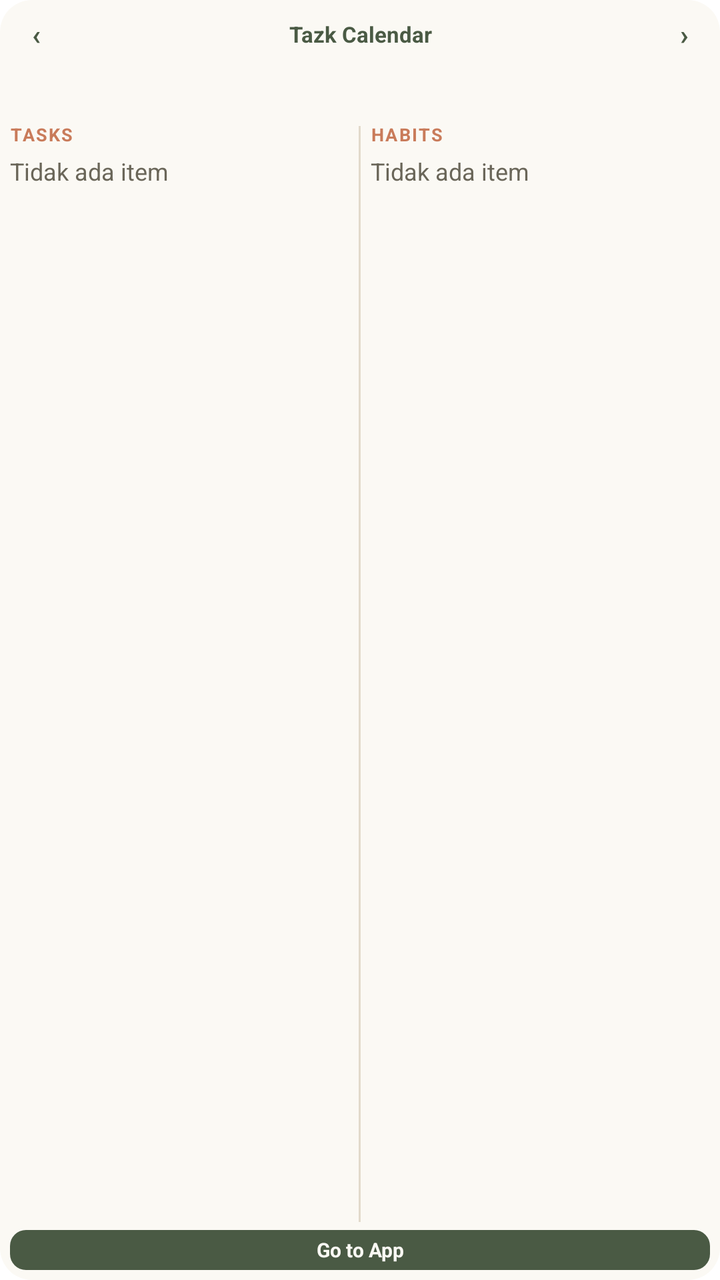
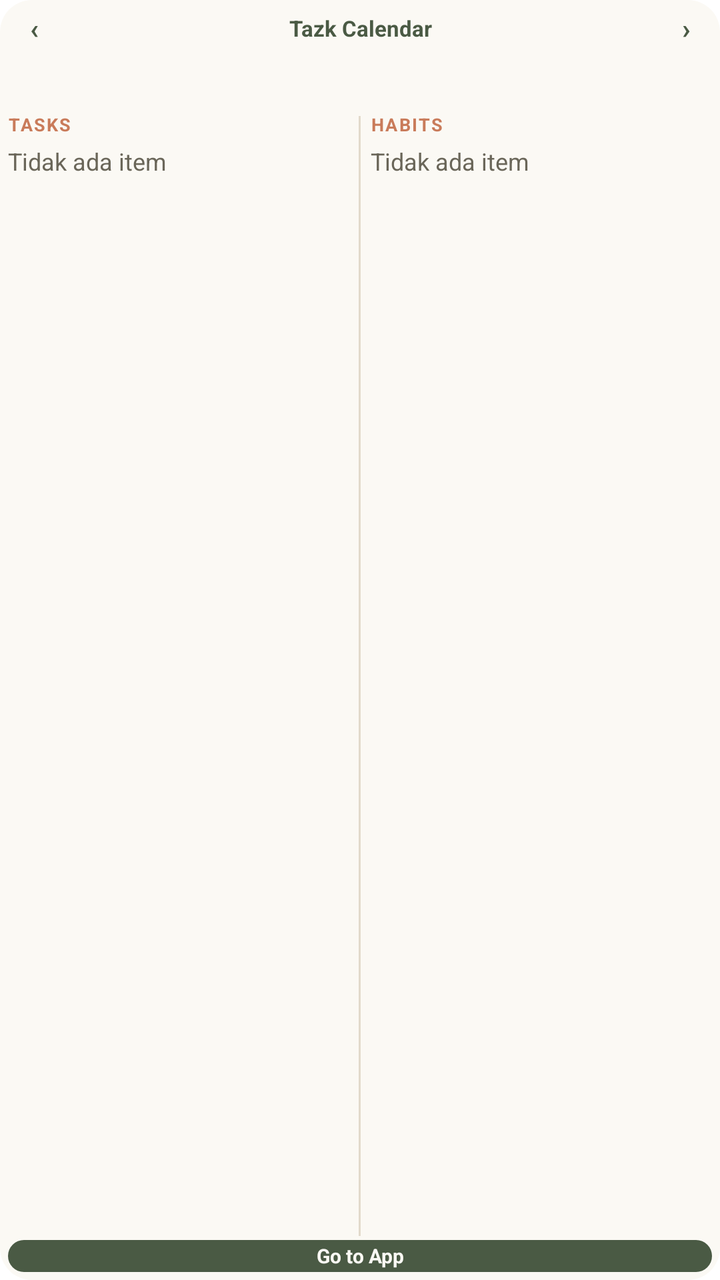

The first picture is an Android layout as it rendered before a commit; the second is the same layout after the commit. The layout source and the unified diff follow.
<!-- AndroidManifest.xml: fallback theme Theme.MaterialComponents.DayNight.NoActionBar -->
<!-- res/layout/widget_calendar_tasks_habits.xml -->
<?xml version="1.0" encoding="utf-8"?>
<LinearLayout xmlns:android="http://schemas.android.com/apk/res/android"
  android:id="@+id/calendar_widget_container"
  android:layout_width="match_parent"
  android:layout_height="match_parent"
  android:orientation="vertical"
  android:background="@drawable/widget_background"
  android:padding="5dp">

  <LinearLayout
    android:layout_width="match_parent"
    android:layout_height="24dp"
    android:orientation="horizontal"
    android:gravity="center_vertical">
    <TextView
      android:id="@+id/calendar_prev"
      android:layout_width="26dp"
      android:layout_height="20dp"
      android:gravity="center"
      android:text="&#8249;"
      android:textColor="@color/widget_primary"
      android:textSize="14sp"
      android:textStyle="bold" />
    <LinearLayout
      android:layout_width="0dp"
      android:layout_height="wrap_content"
      android:layout_weight="1"
      android:orientation="vertical">
      <TextView
        android:id="@+id/calendar_header"
        android:layout_width="match_parent"
        android:layout_height="wrap_content"
        android:gravity="center"
        android:maxLines="1"
        android:ellipsize="end"
        android:text="Tazk Calendar"
        android:textColor="@color/widget_primary"
        android:textSize="11sp"
        android:textStyle="bold" />
    </LinearLayout>
    <TextView
      android:id="@+id/calendar_next"
      android:layout_width="26dp"
      android:layout_height="20dp"
      android:gravity="center"
      android:text="&#8250;"
      android:textColor="@color/widget_primary"
      android:textSize="14sp"
      android:textStyle="bold" />
  </LinearLayout>

  <LinearLayout
    android:id="@+id/calendar_week_strip"
    android:layout_width="match_parent"
    android:layout_height="30dp"
    android:orientation="horizontal">

    <LinearLayout
      android:id="@+id/calendar_day_cell_0"
      android:layout_width="0dp"
      android:layout_height="30dp"
      android:layout_weight="1"
      android:orientation="vertical"
      android:gravity="center"
      android:background="@drawable/widget_calendar_day_clear">
      <TextView
        android:id="@+id/calendar_day_0_dow"
        android:layout_width="match_parent"
        android:layout_height="wrap_content"
        android:gravity="center"
        android:maxLines="1"
        android:textColor="@color/widget_text_muted"
        android:textSize="9sp"
        android:textStyle="bold" />
      <TextView
        android:id="@+id/calendar_day_0"
        android:layout_width="match_parent"
        android:layout_height="16dp"
        android:gravity="center"
        android:maxLines="1"
        android:textColor="@color/widget_text"
        android:textSize="12sp"
        android:textStyle="bold" />
    </LinearLayout>

    <LinearLayout
      android:id="@+id/calendar_day_cell_1"
      android:layout_width="0dp"
      android:layout_height="30dp"
      android:layout_weight="1"
      android:orientation="vertical"
      android:gravity="center"
      android:background="@drawable/widget_calendar_day_clear">
      <TextView
        android:id="@+id/calendar_day_1_dow"
        android:layout_width="match_parent"
        android:layout_height="wrap_content"
        android:gravity="center"
        android:maxLines="1"
        android:textColor="@color/widget_text_muted"
        android:textSize="9sp"
        android:textStyle="bold" />
      <TextView
        android:id="@+id/calendar_day_1"
        android:layout_width="match_parent"
        android:layout_height="16dp"
        android:gravity="center"
        android:maxLines="1"
        android:textColor="@color/widget_text"
        android:textSize="12sp"
        android:textStyle="bold" />
    </LinearLayout>

    <LinearLayout
      android:id="@+id/calendar_day_cell_2"
      android:layout_width="0dp"
      android:layout_height="30dp"
      android:layout_weight="1"
      android:orientation="vertical"
      android:gravity="center"
      android:background="@drawable/widget_calendar_day_clear">
      <TextView
        android:id="@+id/calendar_day_2_dow"
        android:layout_width="match_parent"
        android:layout_height="wrap_content"
        android:gravity="center"
        android:maxLines="1"
        android:textColor="@color/widget_text_muted"
        android:textSize="9sp"
        android:textStyle="bold" />
      <TextView
        android:id="@+id/calendar_day_2"
        android:layout_width="match_parent"
        android:layout_height="16dp"
        android:gravity="center"
        android:maxLines="1"
        android:textColor="@color/widget_text"
        android:textSize="12sp"
        android:textStyle="bold" />
    </LinearLayout>

    <LinearLayout
      android:id="@+id/calendar_day_cell_3"
      android:layout_width="0dp"
      android:layout_height="30dp"
      android:layout_weight="1"
      android:orientation="vertical"
      android:gravity="center"
      android:background="@drawable/widget_calendar_day_clear">
      <TextView
        android:id="@+id/calendar_day_3_dow"
        android:layout_width="match_parent"
        android:layout_height="wrap_content"
        android:gravity="center"
        android:maxLines="1"
        android:textColor="@color/widget_text_muted"
        android:textSize="9sp"
        android:textStyle="bold" />
      <TextView
        android:id="@+id/calendar_day_3"
        android:layout_width="match_parent"
        android:layout_height="16dp"
        android:gravity="center"
        android:maxLines="1"
        android:textColor="@color/widget_text"
        android:textSize="12sp"
        android:textStyle="bold" />
    </LinearLayout>

    <LinearLayout
      android:id="@+id/calendar_day_cell_4"
      android:layout_width="0dp"
      android:layout_height="30dp"
      android:layout_weight="1"
      android:orientation="vertical"
      android:gravity="center"
      android:background="@drawable/widget_calendar_day_clear">
      <TextView
        android:id="@+id/calendar_day_4_dow"
        android:layout_width="match_parent"
        android:layout_height="wrap_content"
        android:gravity="center"
        android:maxLines="1"
        android:textColor="@color/widget_text_muted"
        android:textSize="9sp"
        android:textStyle="bold" />
      <TextView
        android:id="@+id/calendar_day_4"
        android:layout_width="match_parent"
        android:layout_height="16dp"
        android:gravity="center"
        android:maxLines="1"
        android:textColor="@color/widget_text"
        android:textSize="12sp"
        android:textStyle="bold" />
    </LinearLayout>

    <LinearLayout
      android:id="@+id/calendar_day_cell_5"
      android:layout_width="0dp"
      android:layout_height="30dp"
      android:layout_weight="1"
      android:orientation="vertical"
      android:gravity="center"
      android:background="@drawable/widget_calendar_day_clear">
      <TextView
        android:id="@+id/calendar_day_5_dow"
        android:layout_width="match_parent"
        android:layout_height="wrap_content"
        android:gravity="center"
        android:maxLines="1"
        android:textColor="@color/widget_text_muted"
        android:textSize="9sp"
        android:textStyle="bold" />
      <TextView
        android:id="@+id/calendar_day_5"
        android:layout_width="match_parent"
        android:layout_height="16dp"
        android:gravity="center"
        android:maxLines="1"
        android:textColor="@color/widget_text"
        android:textSize="12sp"
        android:textStyle="bold" />
    </LinearLayout>

    <LinearLayout
      android:id="@+id/calendar_day_cell_6"
      android:layout_width="0dp"
      android:layout_height="30dp"
      android:layout_weight="1"
      android:orientation="vertical"
      android:gravity="center"
      android:background="@drawable/widget_calendar_day_clear">
      <TextView
        android:id="@+id/calendar_day_6_dow"
        android:layout_width="match_parent"
        android:layout_height="wrap_content"
        android:gravity="center"
        android:maxLines="1"
        android:textColor="@color/widget_text_muted"
        android:textSize="9sp"
        android:textStyle="bold" />
      <TextView
        android:id="@+id/calendar_day_6"
        android:layout_width="match_parent"
        android:layout_height="16dp"
        android:gravity="center"
        android:maxLines="1"
        android:textColor="@color/widget_text"
        android:textSize="12sp"
        android:textStyle="bold" />
    </LinearLayout>
  </LinearLayout>

  <LinearLayout
    android:layout_width="match_parent"
    android:layout_height="0dp"
    android:layout_weight="1"
    android:orientation="horizontal"
    android:paddingTop="2dp">

    <LinearLayout
      android:layout_width="0dp"
      android:layout_height="match_parent"
      android:layout_weight="1"
      android:orientation="vertical"
      android:paddingEnd="5dp">
      <TextView
        android:layout_width="wrap_content"
        android:layout_height="wrap_content"
        android:id="@+id/cal_tasks_label" android:text="TASKS"
        android:textColor="@color/widget_label"
        android:textSize="9sp"
        android:letterSpacing="0.08"
        android:textStyle="bold" />
      <FrameLayout
        android:layout_width="match_parent"
        android:layout_height="0dp"
        android:layout_weight="1">
        <ListView
          android:id="@+id/widget_tasks_list"
          android:layout_width="match_parent"
          android:layout_height="match_parent"
          android:divider="@null"
          android:paddingVertical="1dp" />
        <include
          android:id="@+id/widget_tasks_empty_view"
          layout="@layout/widget_empty_state" />
      </FrameLayout>
    </LinearLayout>

    <FrameLayout
      android:id="@+id/cal_col_divider"
      android:layout_width="1dp"
      android:layout_height="match_parent"
      android:layout_marginTop="2dp"
      android:layout_marginBottom="2dp"
      android:background="@color/widget_border" />

    <LinearLayout
      android:layout_width="0dp"
      android:layout_height="match_parent"
      android:layout_weight="1"
      android:orientation="vertical"
      android:paddingStart="5dp">
      <TextView
        android:layout_width="wrap_content"
        android:layout_height="wrap_content"
        android:id="@+id/cal_habits_label" android:text="HABITS"
        android:textColor="@color/widget_label"
        android:textSize="9sp"
        android:letterSpacing="0.08"
        android:textStyle="bold" />
      <FrameLayout
        android:layout_width="match_parent"
        android:layout_height="0dp"
        android:layout_weight="1">
        <ListView
          android:id="@+id/widget_habits_list"
          android:layout_width="match_parent"
          android:layout_height="match_parent"
          android:divider="@null"
          android:paddingVertical="1dp" />
        <include
          android:id="@+id/widget_habits_empty_view"
          layout="@layout/widget_empty_state" />
      </FrameLayout>
    </LinearLayout>
  </LinearLayout>

  <TextView
    android:id="@+id/calendar_go_to_app"
    android:layout_width="match_parent"
    android:layout_height="20dp"
    android:layout_marginTop="2dp"
    android:background="@drawable/widget_go_to_app_button"
    android:gravity="center"
    android:maxLines="1"
    android:text="Go to App"
    android:textColor="@color/widget_on_primary"
    android:textSize="10sp"
    android:textStyle="bold" />
</LinearLayout>
<!-- res/layout/widget_empty_state.xml (included above) -->
<?xml version="1.0" encoding="utf-8"?>
<TextView xmlns:android="http://schemas.android.com/apk/res/android"
    android:id="@+id/widget_empty_text"
    android:layout_width="match_parent"
    android:layout_height="match_parent"
    android:gravity="top|start"
    android:paddingTop="4dp"
    android:text="Tidak ada item"
    android:textColor="@color/widget_text_muted"
    android:textSize="12sp" />
<!-- resources referenced by this layout -->
<resources>
  <color name="widget_border">#E2DACB</color>
  <color name="widget_label">#C97B5A</color>
  <color name="widget_on_primary">#FBF9F4</color>
  <color name="widget_primary">#4A5A44</color>
  <color name="widget_text">#26251F</color>
  <color name="widget_text_muted">#6A6659</color>
  <!-- drawable widget_background (drawable) -->
  <?xml version="1.0" encoding="utf-8"?>
  <shape xmlns:android="http://schemas.android.com/apk/res/android"
      android:shape="rectangle">
      <solid android:color="@color/widget_bg" />
      <corners android:radius="16dp" />
  </shape>
  <!-- drawable widget_calendar_day_clear (drawable) -->
  <?xml version="1.0" encoding="utf-8"?>
  <shape xmlns:android="http://schemas.android.com/apk/res/android"
      android:shape="rectangle">
      <solid android:color="@android:color/transparent" />
      <corners android:radius="8dp" />
  </shape>
  <!-- drawable widget_go_to_app_button (drawable) -->
  <?xml version="1.0" encoding="utf-8"?>
  <shape xmlns:android="http://schemas.android.com/apk/res/android">
      <solid android:color="@color/widget_primary" />
      <corners android:radius="8dp" />
  </shape>
  <color name="widget_bg">#FBF9F4</color>
</resources>

<!-- the commit's change to res/layout/widget_calendar_tasks_habits.xml (unified diff, before → after) -->
@@ -5,11 +5,11 @@
   android:layout_height="match_parent"
   android:orientation="vertical"
   android:background="@drawable/widget_background"
-  android:padding="5dp">
+  android:padding="4dp">
 
   <LinearLayout
     android:layout_width="match_parent"
-    android:layout_height="24dp"
+    android:layout_height="20dp"
     android:orientation="horizontal"
     android:gravity="center_vertical">
     <TextView
@@ -331,8 +331,7 @@
   <TextView
     android:id="@+id/calendar_go_to_app"
     android:layout_width="match_parent"
-    android:layout_height="20dp"
-    android:layout_marginTop="2dp"
+    android:layout_height="16dp"
     android:background="@drawable/widget_go_to_app_button"
     android:gravity="center"
     android:maxLines="1"
